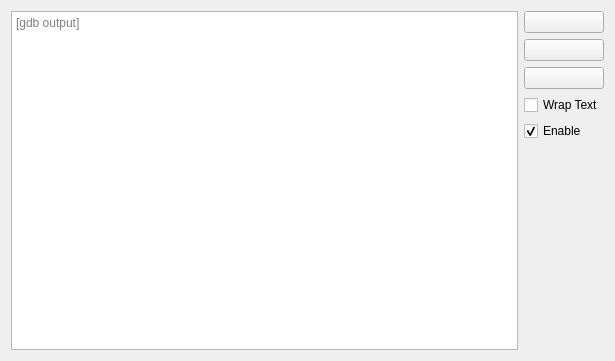
Old version of the form src/SeerLogWidget.ui in the repository epasveer/seer.
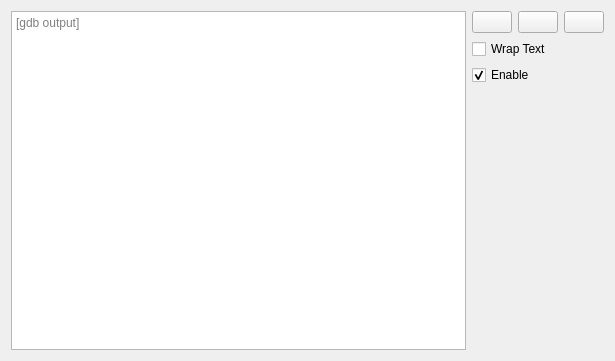
New version of the form. Icons and pictures are not drawn.

The edit to the form file:
```diff
--- a/src/SeerLogWidget.ui
+++ b/src/SeerLogWidget.ui
@@ -14,7 +14,7 @@
    <string>Seer Log</string>
   </property>
   <layout class="QGridLayout" name="gridLayout">
-   <item row="0" column="0" rowspan="6">
+   <item row="0" column="0">
     <widget class="QTextEdit" name="textEdit">
      <property name="sizePolicy">
       <sizepolicy hsizetype="Expanding" vsizetype="Expanding">
@@ -34,6 +34,10 @@
     </widget>
    </item>
    <item row="0" column="1">
+    <layout class="QVBoxLayout" name="verticalLayout">
+     <item>
+      <layout class="QHBoxLayout" name="horizontalLayout">
+       <item>
     <widget class="QPushButton" name="clearButton">
      <property name="toolTip">
       <string>Clear the log output.</string>
@@ -50,7 +54,7 @@
      </property>
     </widget>
    </item>
-   <item row="1" column="1">
+       <item>
     <widget class="QPushButton" name="printButton">
      <property name="toolTip">
       <string>Print the log output.</string>
@@ -67,7 +71,7 @@
      </property>
     </widget>
    </item>
-   <item row="2" column="1">
+       <item>
     <widget class="QPushButton" name="saveButton">
      <property name="toolTip">
       <string>Save the log output to a file.</string>
@@ -84,7 +88,9 @@
      </property>
     </widget>
    </item>
-   <item row="3" column="1">
+      </layout>
+     </item>
+     <item>
     <widget class="QCheckBox" name="wrapTextCheckBox">
      <property name="toolTip">
       <string>Wrap long lines to the next line.</string>
@@ -97,7 +103,7 @@
      </property>
     </widget>
    </item>
-   <item row="4" column="1">
+     <item>
     <widget class="QCheckBox" name="enableCheckBox">
      <property name="toolTip">
       <string>Enable/Disable output to this log.</string>
@@ -110,18 +116,20 @@
      </property>
     </widget>
    </item>
-   <item row="5" column="1">
+     <item>
     <spacer name="verticalSpacer">
      <property name="orientation">
       <enum>Qt::Vertical</enum>
      </property>
      <property name="sizeHint" stdset="0">
       <size>
-       <width>20</width>
-       <height>266</height>
+         <width>28</width>
+         <height>168</height>
       </size>
      </property>
     </spacer>
+     </item>
+    </layout>
    </item>
   </layout>
  </widget>
```
Lines whose indentation alone changed are shown as unchanged.
